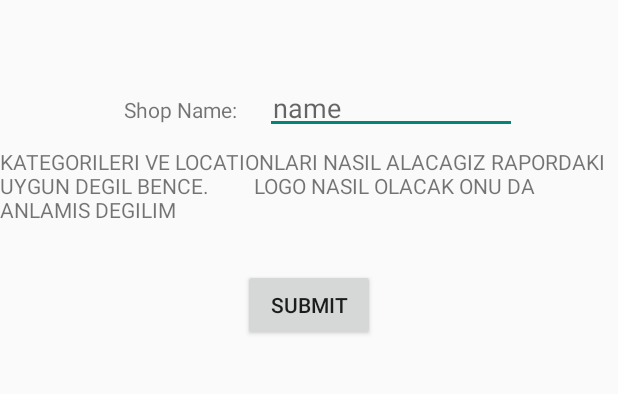
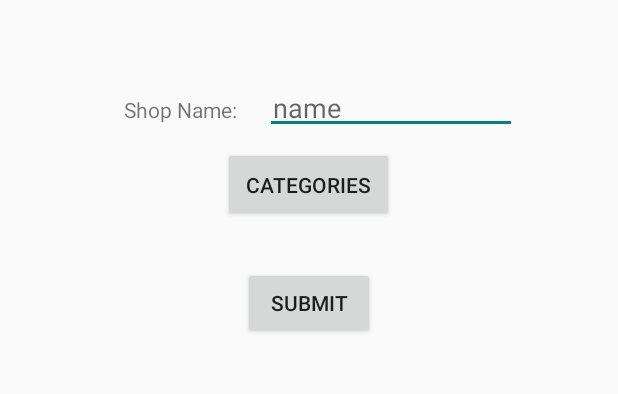
Before and after one commit to jsafield/SeniorShopakolik, an Android app: the SignUpForShop screen opened directly, with no data from a screen before it, on a phone screen of 412 x 824 dp, the part 81-475 px from its top. Run offline under Robolectric (Android 15) with nearby library versions, the phone set to English and light mode, and no system bars.

Commit message:
categories'e tikliyinca patliyor, bakabilirseniz

```diff
--- a/app/build.gradle
+++ b/app/build.gradle
@@ -22,4 +22,5 @@ android {
 dependencies {
     compile fileTree(dir: 'libs', include: ['*.jar'])
     compile 'com.android.support:appcompat-v7:21.0.3'
+
 }
--- a/app/src/main/AndroidManifest.xml
+++ b/app/src/main/AndroidManifest.xml
@@ -30,6 +30,12 @@
         <activity android:name="com.shopakolik.seniorproject.view.shopakolikelements.ForgetPassword"
             android:label="Sign up Shop"
             android:theme="@style/AppTheme"/>
+
+
+        <activity android:name="com.shopakolik.seniorproject.view.shopakolikelements.CategoryPage"
+            android:label="Category Page"
+            android:theme="@style/AppTheme"/>
+
     </application>
 
 </manifest>
--- a/app/src/main/java/com/shopakolik/seniorproject/view/shopakolikelements/MainActivity.java
+++ b/app/src/main/java/com/shopakolik/seniorproject/view/shopakolikelements/MainActivity.java
@@ -7,6 +7,7 @@ import android.view.Menu;
 import android.view.MenuItem;
 import android.view.View;
 import android.widget.Button;
+import android.widget.ListView;
 import android.widget.TextView;
 
 import com.shopakolik.seniorproject.R;
@@ -73,4 +74,9 @@ public class MainActivity extends ActionBarActivity {
         startActivity(getNameScreenIntent);
 
     }
+
+
+
+
+
 }
--- /dev/null
+++ b/app/src/main/res/layout/category_data.xml
@@ -0,0 +1,5 @@
+<?xml version="1.0" encoding="utf-8"?>
+<TextView xmlns:android="http://schemas.android.com/apk/res/android"
+    android:layout_height="match_parent"
+    android:layout_width="match_parent"
+    ></TextView>
--- a/app/src/main/res/layout/signupshop.xml
+++ b/app/src/main/res/layout/signupshop.xml
@@ -38,19 +38,22 @@
 
     </LinearLayout>
 
-    <TextView
+    <Button
         android:layout_width="wrap_content"
         android:layout_height="wrap_content"
-        android:id="@+id/bilinmezlikler"
-        android:text="KATEGORILERI VE LOCATIONLARI NASIL ALACAGIZ RAPORDAKI UYGUN DEGIL BENCE.
-        LOGO NASIL OLACAK ONU DA ANLAMIS DEGILIM"
-        android:layout_below="@+id/linearLayoutName"/>
+        android:id="@+id/categories_clickable"
+        android:text="Categories"
+        android:layout_below="@+id/linearLayoutName"
+        android:padding="15dp"
+        android:layout_centerHorizontal="true"
+        android:onClick="categoriesClick"
+        />
 
     <Button
         android:layout_width="wrap_content"
         android:layout_height="wrap_content"
         android:text="Submit"
-        android:layout_below="@+id/bilinmezlikler"
+        android:layout_below="@+id/categories_clickable"
         android:layout_centerHorizontal="true"
         android:layout_marginTop="30dp"/>
 
```
Also changed, not shown: app/src/main/java/com/shopakolik/seniorproject/view/shopakolikelements/CategoryPage.java (added, +31 -0 lines), app/src/main/java/com/shopakolik/seniorproject/view/shopakolikelements/SignUpForShop.java (+7 -0 lines), app/src/main/res/layout/categorypage.xml (+20 -7 lines), 1 other file.
